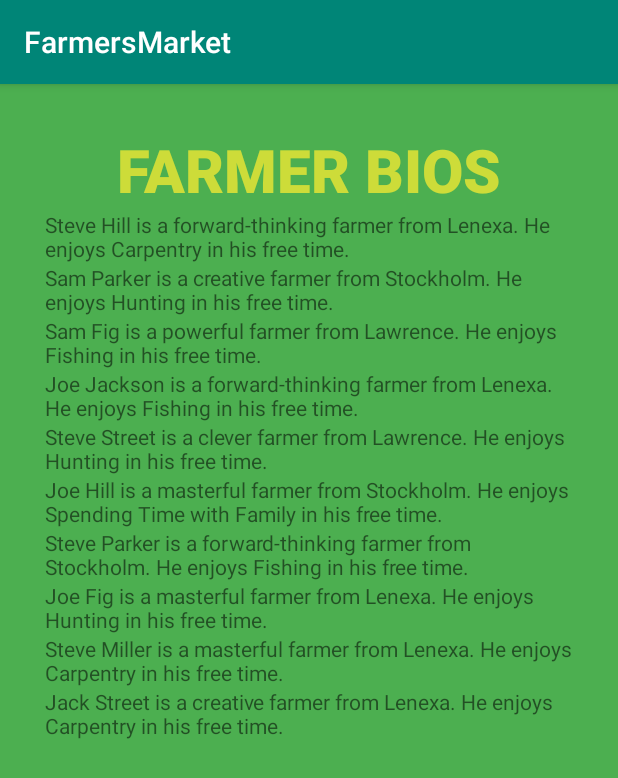
After one commit to SFLazarus/FarmersMarket, an Android app: the CustomerViewBios screen opened directly, with no data from a screen before it, on a phone screen of 412 x 824 dp. The commit adds this screen. Shown: the top 778 px of the screen. Run offline under Robolectric (Android 15) with nearby library versions, the phone set to English and light mode, and no system bars.

Commit message:
Add Bios

```diff
--- a/app/src/main/AndroidManifest.xml
+++ b/app/src/main/AndroidManifest.xml
@@ -9,7 +9,8 @@
         android:roundIcon="@mipmap/ic_launcher_round"
         android:supportsRtl="true"
         android:theme="@style/AppTheme">
-        <activity android:name=".FarmerViewOrders"></activity>
+        <activity android:name=".CustomerViewBios"></activity>
+        <activity android:name=".FarmerViewOrders" />
         <activity android:name=".CustomerViewOrders" />
         <activity android:name=".CustomerMakeRequest" />
         <activity android:name=".CustomersEditAccount" />
--- a/app/src/main/java/com/lazarus/farmersmarket/CustomerHome.java
+++ b/app/src/main/java/com/lazarus/farmersmarket/CustomerHome.java
@@ -62,4 +62,9 @@ public class CustomerHome extends AppCompatActivity {
         Intent myintent= new Intent(getBaseContext(),CustomerMakeRequest.class);
         startActivity(myintent);
     }
+
+    public void fOnClickBios(View view) {
+        Intent myintent= new Intent(getBaseContext(),CustomerViewBios.class);
+        startActivity(myintent);
+    }
 }
--- /dev/null
+++ b/app/src/main/java/com/lazarus/farmersmarket/CustomerViewBios.java
@@ -0,0 +1,14 @@
+package com.lazarus.farmersmarket;
+
+import androidx.appcompat.app.AppCompatActivity;
+
+import android.os.Bundle;
+
+public class CustomerViewBios extends AppCompatActivity {
+
+    @Override
+    protected void onCreate(Bundle savedInstanceState) {
+        super.onCreate(savedInstanceState);
+        setContentView(R.layout.activity_customer_view_bios);
+    }
+}
--- a/app/src/main/res/layout/activity_customer_home.xml
+++ b/app/src/main/res/layout/activity_customer_home.xml
@@ -43,6 +43,7 @@
             android:layout_width="wrap_content"
             android:layout_height="wrap_content"
             android:background="#8BC34A"
+            android:onClick="fOnClickBios"
             android:text="Bio" />
 
 
--- /dev/null
+++ b/app/src/main/res/layout/activity_customer_view_bios.xml
@@ -0,0 +1,32 @@
+<?xml version="1.0" encoding="utf-8"?>
+<LinearLayout xmlns:tools="http://schemas.android.com/tools"
+    android:layout_width="match_parent"
+    android:layout_height="match_parent"
+    android:orientation="vertical"
+    android:padding="30sp"
+    xmlns:android="http://schemas.android.com/apk/res/android"
+
+    android:background="#4CAF50">
+
+    <TextView
+        android:layout_width="match_parent"
+        android:layout_height="wrap_content"
+        android:fontFamily="sans-serif-black"
+        android:gravity="center"
+        android:textAllCaps="true"
+        android:textColor="#CDDC39"
+        android:textSize="40sp"
+        android:text="Farmer Bios" />
+
+    <TextView android:layout_width="match_parent" android:layout_height="wrap_content" android:text="Steve Hill is a forward-thinking farmer from Lenexa. He enjoys Carpentry in his free time." />
+    <TextView android:layout_width="match_parent" android:layout_height="wrap_content" android:text="Sam Parker is a creative farmer from Stockholm. He enjoys Hunting in his free time." />
+    <TextView android:layout_width="match_parent" android:layout_height="wrap_content" android:text="Sam Fig is a powerful farmer from Lawrence. He enjoys Fishing in his free time." />
+    <TextView android:layout_width="match_parent" android:layout_height="wrap_content" android:text="Joe Jackson is a forward-thinking farmer from Lenexa. He enjoys Fishing in his free time." />
+    <TextView android:layout_width="match_parent" android:layout_height="wrap_content" android:text="Steve Street is a clever farmer from Lawrence. He enjoys Hunting in his free time." />
+    <TextView android:layout_width="match_parent" android:layout_height="wrap_content" android:text="Joe Hill is a masterful farmer from Stockholm. He enjoys Spending Time with Family in his free time." />
+    <TextView android:layout_width="match_parent" android:layout_height="wrap_content" android:text="Steve Parker is a forward-thinking farmer from Stockholm. He enjoys Fishing in his free time." />
+    <TextView android:layout_width="match_parent" android:layout_height="wrap_content" android:text="Joe Fig is a masterful farmer from Lenexa. He enjoys Hunting in his free time." />
+    <TextView android:layout_width="match_parent" android:layout_height="wrap_content" android:text="Steve Miller is a masterful farmer from Lenexa. He enjoys Carpentry in his free time." />
+    <TextView android:layout_width="match_parent" android:layout_height="wrap_content" android:text="Jack Street is a creative farmer from Lenexa. He
+enjoys Carpentry in his free time." />
+</LinearLayout>
```
Also changed, not shown: 1 other file.
